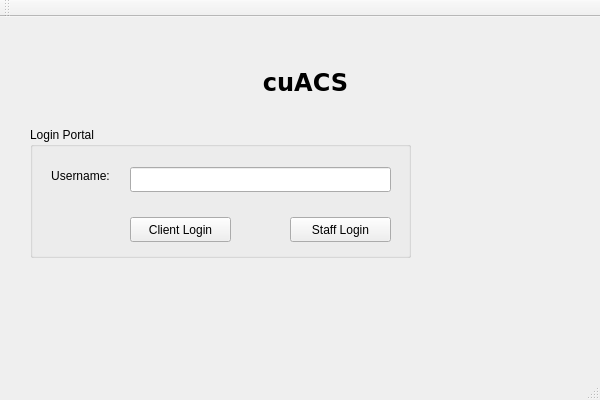
First picture: the form in mainwindow.ui, repository justinward3/COMP3004Project, before the edit.
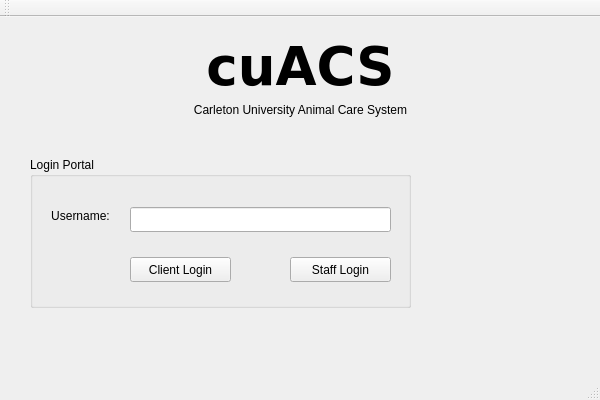
Second picture: the form after the edit. Icons and pictures are not drawn.

What changed in the file:
```diff
--- a/mainwindow.ui
+++ b/mainwindow.ui
@@ -26,71 +26,19 @@
    <string>Login</string>
   </property>
   <widget class="QWidget" name="centralWidget">
-   <widget class="QPushButton" name="staffButton">
-    <property name="geometry">
-     <rect>
-      <x>290</x>
-      <y>200</y>
-      <width>101</width>
-      <height>25</height>
-     </rect>
-    </property>
-    <property name="text">
-     <string>Staff Login</string>
-    </property>
-   </widget>
-   <widget class="QPushButton" name="clientButton">
-    <property name="geometry">
-     <rect>
-      <x>130</x>
-      <y>200</y>
-      <width>101</width>
-      <height>25</height>
-     </rect>
-    </property>
-    <property name="text">
-     <string>Client Login</string>
-    </property>
-   </widget>
-   <widget class="QLineEdit" name="username">
-    <property name="geometry">
-     <rect>
-      <x>130</x>
-      <y>150</y>
-      <width>261</width>
-      <height>25</height>
-     </rect>
-    </property>
-   </widget>
-   <widget class="QLabel" name="userLabel">
-    <property name="geometry">
-     <rect>
-      <x>40</x>
-      <y>150</y>
-      <width>81</width>
-      <height>17</height>
-     </rect>
-    </property>
-    <property name="text">
-     <string>Username:</string>
-    </property>
-    <property name="alignment">
-     <set>Qt::AlignCenter</set>
-    </property>
-   </widget>
    <widget class="QLabel" name="label">
     <property name="geometry">
      <rect>
-      <x>250</x>
-      <y>50</y>
-      <width>111</width>
-      <height>31</height>
+      <x>170</x>
+      <y>20</y>
+      <width>261</width>
+      <height>61</height>
      </rect>
     </property>
     <property name="font">
      <font>
       <family>DejaVu Sans</family>
-      <pointsize>18</pointsize>
+      <pointsize>40</pointsize>
       <weight>75</weight>
       <bold>true</bold>
      </font>
@@ -99,27 +47,79 @@
      <string>cuACS</string>
     </property>
     <property name="alignment">
-     <set>Qt::AlignCenter</set>
+     <set>Qt::AlignBottom|Qt::AlignHCenter</set>
     </property>
    </widget>
    <widget class="QGroupBox" name="groupBox">
     <property name="geometry">
      <rect>
       <x>30</x>
-      <y>110</y>
+      <y>140</y>
       <width>381</width>
-      <height>131</height>
+      <height>151</height>
      </rect>
     </property>
     <property name="title">
      <string>Login Portal</string>
     </property>
+    <widget class="QLineEdit" name="username">
+     <property name="geometry">
+      <rect>
+       <x>100</x>
+       <y>50</y>
+       <width>261</width>
+       <height>25</height>
+      </rect>
+     </property>
+    </widget>
+    <widget class="QLabel" name="userLabel">
+     <property name="geometry">
+      <rect>
+       <x>10</x>
+       <y>50</y>
+       <width>81</width>
+       <height>17</height>
+      </rect>
+     </property>
+     <property name="text">
+      <string>Username:</string>
+     </property>
+     <property name="alignment">
+      <set>Qt::AlignCenter</set>
+     </property>
+    </widget>
+    <widget class="QPushButton" name="clientButton">
+     <property name="geometry">
+      <rect>
+       <x>100</x>
+       <y>100</y>
+       <width>101</width>
+       <height>25</height>
+      </rect>
+     </property>
+     <property name="text">
+      <string>Client Login</string>
+     </property>
+    </widget>
+    <widget class="QPushButton" name="staffButton">
+     <property name="geometry">
+      <rect>
+       <x>260</x>
+       <y>100</y>
+       <width>101</width>
+       <height>25</height>
+      </rect>
+     </property>
+     <property name="text">
+      <string>Staff Login</string>
+     </property>
+    </widget>
    </widget>
    <widget class="QLabel" name="label_2">
     <property name="geometry">
      <rect>
-      <x>450</x>
-      <y>80</y>
+      <x>440</x>
+      <y>130</y>
       <width>121</width>
       <height>161</height>
      </rect>
@@ -134,6 +134,22 @@
      <bool>true</bool>
     </property>
    </widget>
+   <widget class="QLabel" name="label_3">
+    <property name="geometry">
+     <rect>
+      <x>170</x>
+      <y>80</y>
+      <width>261</width>
+      <height>20</height>
+     </rect>
+    </property>
+    <property name="text">
+     <string>Carleton University Animal Care System</string>
+    </property>
+    <property name="alignment">
+     <set>Qt::AlignBottom|Qt::AlignHCenter</set>
+    </property>
+   </widget>
    <zorder>groupBox</zorder>
    <zorder>staffButton</zorder>
    <zorder>clientButton</zorder>
```
Left out of the diff: 5 changed lines with no effect on the pictures.
